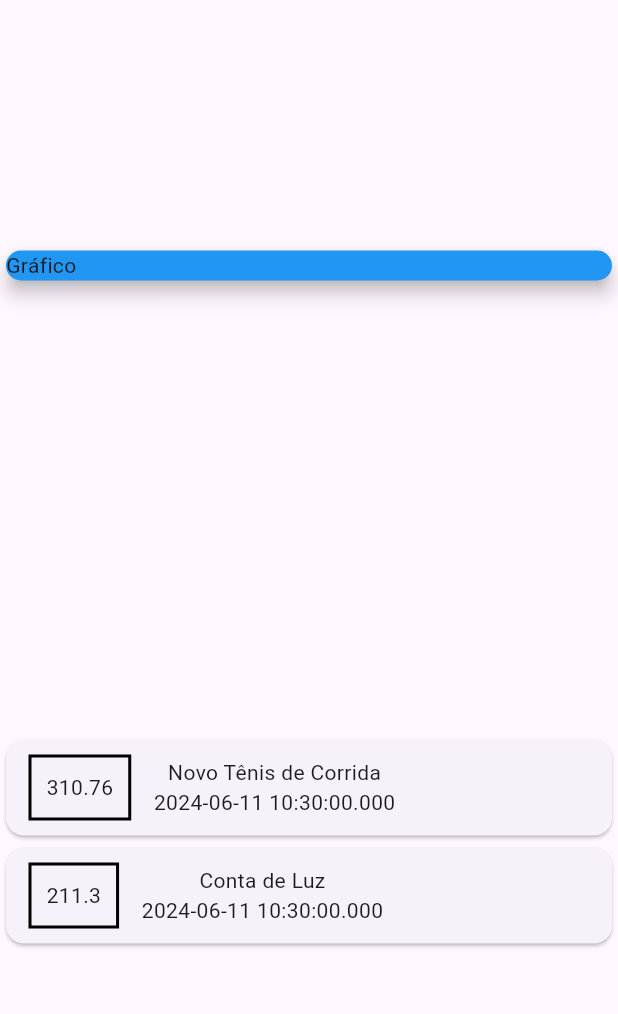
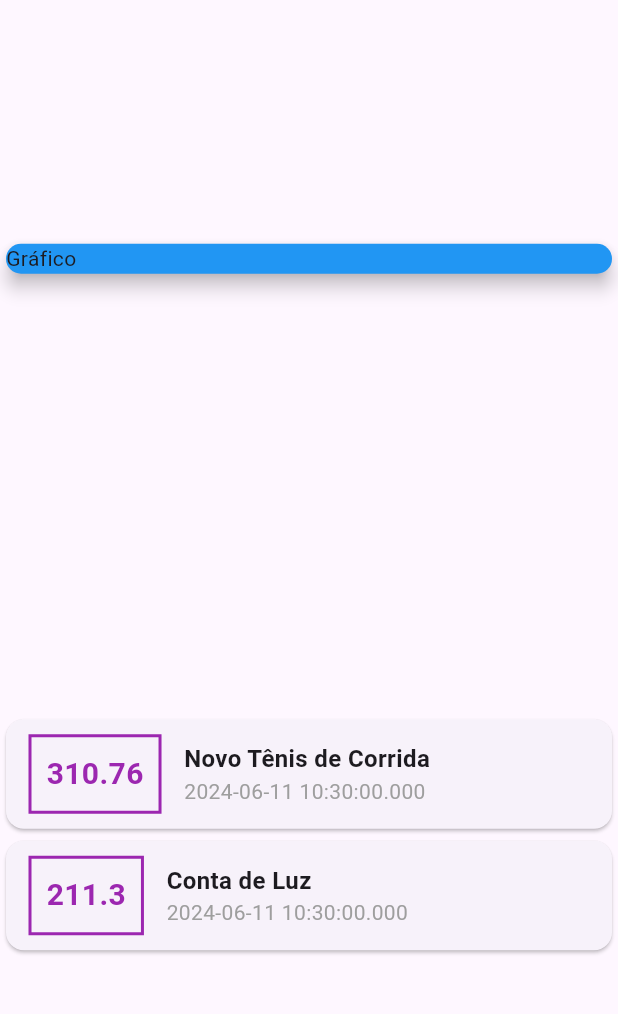
Before and after one commit to anabellypassos/APPDespesasPessoais, a Flutter app: the screen it shows after launch, on a phone screen of 412 x 824 dp, the part 63-1077 px from its top. Run offline on Flutter 3.47's test engine with Material 3 defaults, Android fonts, the phone set to English and light mode, and no system bars.

Commit message:
style data e titulo

```diff
--- a/lib/main.dart
+++ b/lib/main.dart
@@ -57,19 +57,36 @@ class MyHomePage extends StatelessWidget {
                     ),
                     decoration: BoxDecoration(
                       border: Border.all(
-                        color: Colors.black,
+                        color: Colors.purple,
                         width: 2,
                       )
                     ) ,
                     padding: const EdgeInsets.all(10),
                     child: Text (
-                      tr.value.toString()
+                      tr.value.toString(),
+                      style: const TextStyle(
+                        fontWeight: FontWeight.bold,
+                        fontSize: 20,
+                        color: Colors.purple,
+
+                      ),
                     ),
                   ),
                   Column(
+                    crossAxisAlignment:CrossAxisAlignment.start ,
                     children:<Widget> [
-                       Text(tr.title),
-                       Text(tr.date.toString()),
+                       Text(
+                        tr.title,
+                       style:const TextStyle(
+                     fontSize: 16 ,
+                     fontWeight: FontWeight.bold,
+                        ) ,
+                       ),
+                       Text(tr.date.toString(),
+                       style: const TextStyle(
+                     color: Colors.grey
+                     ),
+                       ),
                     ],
                     )
                   ],
```
